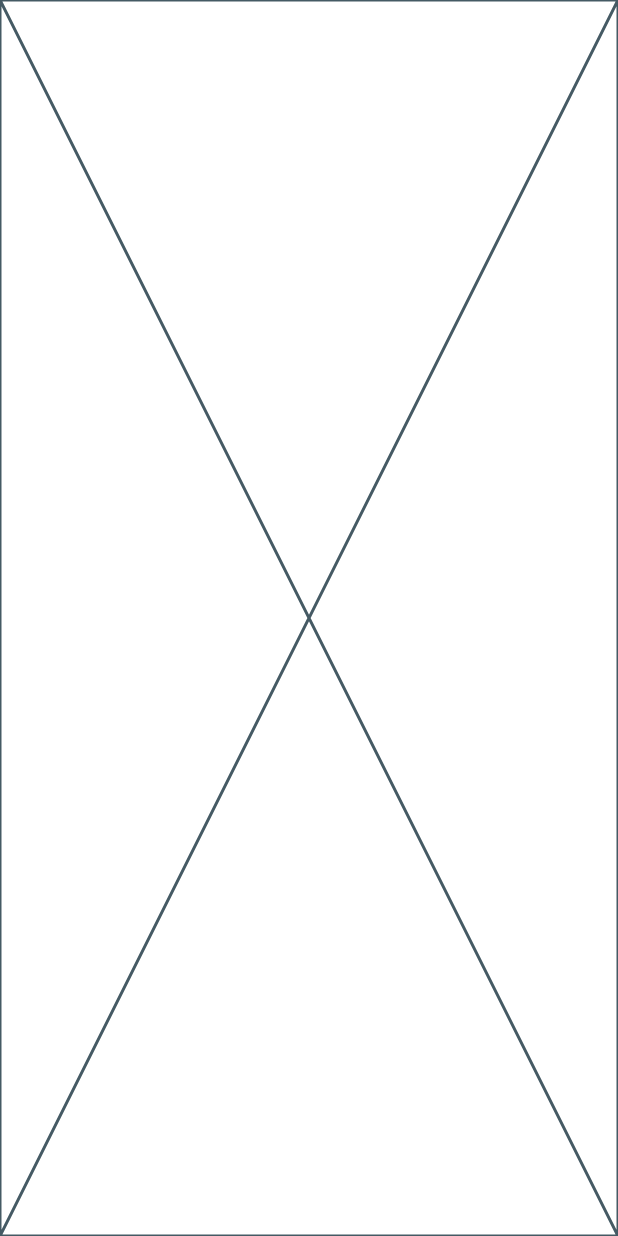
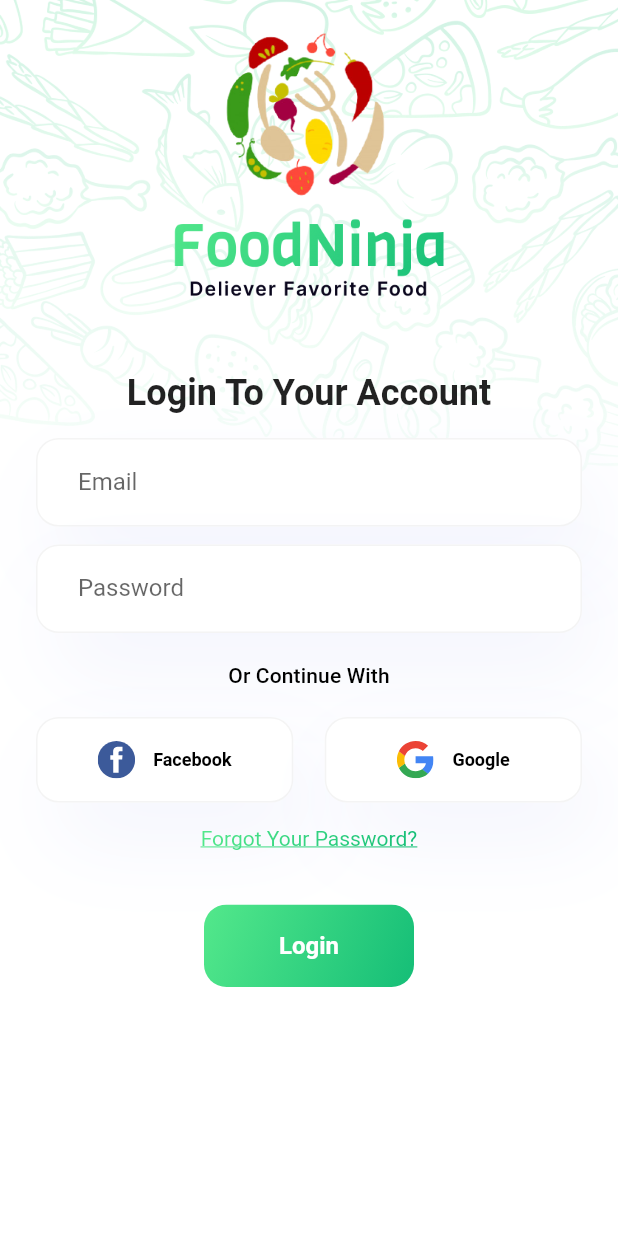
Before and after one commit to cafrias/food_ninja, a Flutter app: the screen it shows after launch, on a phone screen of 412 x 824 dp. Run offline on Flutter 3.47's test engine with Material 2 defaults, Android fonts, the phone set to English and light mode, and no system bars; our stand-ins replace flutter_svg.

Commit message:
chore: add login screen

```diff
--- a/lib/main.dart
+++ b/lib/main.dart
@@ -1,4 +1,5 @@
 import 'package:flutter/material.dart';
+import 'package:food_ninja/screens/login_in_screen.dart';
 
 void main() {
   runApp(const MyApp());
@@ -12,10 +13,15 @@ class MyApp extends StatelessWidget {
   Widget build(BuildContext context) {
     return MaterialApp(
       title: 'Flutter Demo',
-      theme: ThemeData(
-        useMaterial3: true,
+      theme: ThemeData.light().copyWith(
+        scaffoldBackgroundColor: Colors.white,
+        colorScheme: ColorScheme.fromSeed(
+          seedColor: const Color.fromRGBO(21, 190, 119, 1),
+        ),
       ),
-      home: const Placeholder(),
+      home: const Scaffold(
+        body: LogInScreen(),
+      ),
     );
   }
 }
--- /dev/null
+++ b/lib/screens/login_in_screen.dart
@@ -0,0 +1,62 @@
+import 'package:flutter/material.dart';
+import 'package:food_ninja/widgets/logo.dart';
+import 'package:food_ninja/widgets/log_in_form.dart';
+
+class LogInScreen extends StatelessWidget {
+  const LogInScreen({super.key});
+
+  @override
+  Widget build(BuildContext context) {
+    void snack(String message) {
+      ScaffoldMessenger.of(context).showSnackBar(
+        SnackBar(
+          content: Text(message),
+        ),
+      );
+    }
+
+    return Container(
+      decoration: const BoxDecoration(
+        image: DecorationImage(
+          image: AssetImage('assets/images/pattern.png'),
+          fit: BoxFit.cover,
+        ),
+      ),
+      child: ListView(
+        padding: const EdgeInsets.symmetric(horizontal: 24),
+        children: [
+          const SafeArea(child: Logo()),
+          const SizedBox(
+            height: 48,
+          ),
+          Text(
+            'Login To Your Account',
+            textAlign: TextAlign.center,
+            style: Theme.of(context).textTheme.headlineSmall!.copyWith(
+                  fontWeight: FontWeight.bold,
+                ),
+          ),
+          const SizedBox(
+            height: 16,
+          ),
+          SafeArea(
+            child: LogInForm(
+              onEmailLogin: () {
+                snack('Logging with Email');
+              },
+              onFacebookLogin: () {
+                snack('Logging with Facebook');
+              },
+              onGoogleLogin: () {
+                snack('Logging with Google');
+              },
+              onPasswordReset: () {
+                snack('Kick off reset ...');
+              },
+            ),
+          )
+        ],
+      ),
+    );
+  }
+}
--- /dev/null
+++ b/lib/styles/common_shadow.dart
@@ -0,0 +1,10 @@
+import 'package:flutter/material.dart';
+
+class CommonShadow extends BoxShadow {
+  const CommonShadow({
+    super.color = const Color.fromRGBO(90, 108, 234, 0.07),
+    super.blurRadius = 50,
+    super.spreadRadius = 0,
+    super.offset = const Offset(12, 26),
+  });
+}
--- /dev/null
+++ b/lib/styles/tokens.dart
@@ -0,0 +1,12 @@
+import 'package:flutter/material.dart';
+
+const accentGradient = LinearGradient(
+  begin: Alignment.topLeft,
+  end: Alignment.bottomRight,
+  colors: [
+    Color.fromRGBO(83, 232, 139, 1),
+    Color.fromRGBO(21, 190, 119, 1),
+  ],
+);
+
+const borderRadius = 15.0;
--- /dev/null
+++ b/lib/utils/gradient_text.dart
@@ -0,0 +1,28 @@
+import 'package:flutter/material.dart';
+
+/// Adds a Gradient to the given text.
+///
+/// Taken from [Stackoverflow](https://stackoverflow.com/a/59360135).
+class GradientText extends StatelessWidget {
+  const GradientText(
+    this.text, {
+    super.key,
+    required this.gradient,
+    this.style,
+  });
+
+  final String text;
+  final TextStyle? style;
+  final Gradient gradient;
+
+  @override
+  Widget build(BuildContext context) {
+    return ShaderMask(
+      blendMode: BlendMode.srcIn,
+      shaderCallback: (bounds) => gradient.createShader(
+        Rect.fromLTWH(0, 0, bounds.width, bounds.height),
+      ),
+      child: Text(text, style: style),
+    );
+  }
+}
--- /dev/null
+++ b/lib/widgets/food_text_field.dart
@@ -0,0 +1,47 @@
+import 'package:flutter/material.dart';
+import 'package:food_ninja/styles/common_shadow.dart';
+
+class FoodTextField extends StatelessWidget {
+  final String labelText;
+  final bool obscureText;
+  final TextInputAction textInputAction;
+  final void Function(String)? onFieldSubmitted;
+
+  const FoodTextField({
+    super.key,
+    required this.labelText,
+    this.textInputAction = TextInputAction.none,
+    this.obscureText = false,
+    this.onFieldSubmitted,
+  });
+
+  @override
+  Widget build(BuildContext context) {
+    return Container(
+      decoration: BoxDecoration(
+        borderRadius: BorderRadius.circular(15),
+        boxShadow: const [CommonShadow()],
+      ),
+      child: TextFormField(
+        textInputAction: textInputAction,
+        onFieldSubmitted: onFieldSubmitted,
+        decoration: InputDecoration(
+          filled: true,
+          fillColor: Colors.white,
+          enabledBorder: OutlineInputBorder(
+            borderRadius: BorderRadius.circular(15),
+            borderSide: const BorderSide(
+              color: Color.fromRGBO(244, 244, 244, 1),
+              width: 1,
+              strokeAlign: BorderSide.strokeAlignInside,
+              style: BorderStyle.solid,
+            ),
+          ),
+          labelText: labelText,
+          contentPadding: const EdgeInsets.only(left: 28, top: 20, bottom: 20),
+        ),
+        obscureText: obscureText,
+      ),
+    );
+  }
+}
--- /dev/null
+++ b/lib/widgets/log_in_form.dart
@@ -0,0 +1,107 @@
+import 'package:flutter/material.dart';
+import 'package:food_ninja/styles/tokens.dart';
+import 'package:food_ninja/utils/gradient_text.dart';
+import 'package:food_ninja/widgets/food_text_field.dart';
+import 'package:food_ninja/widgets/main_action_button.dart';
+import 'package:food_ninja/widgets/social_button.dart';
+
+class LogInForm extends StatefulWidget {
+  final VoidCallback onFacebookLogin;
+  final VoidCallback onGoogleLogin;
+  final VoidCallback onEmailLogin;
+  final VoidCallback onPasswordReset;
+
+  const LogInForm({
+    super.key,
+    required this.onEmailLogin,
+    required this.onGoogleLogin,
+    required this.onFacebookLogin,
+    required this.onPasswordReset,
+  });
+
+  @override
+  State<LogInForm> createState() => _LogInFormState();
+}
+
+class _LogInFormState extends State<LogInForm> {
+  final _formKey = GlobalKey<FormState>();
+
+  @override
+  Widget build(BuildContext context) {
+    return Form(
+        key: _formKey,
+        child: Column(
+          children: [
+            const FoodTextField(
+              labelText: 'Email',
+              textInputAction: TextInputAction.next,
+            ),
+            const SizedBox(
+              height: 12,
+            ),
+            FoodTextField(
+              labelText: 'Password',
+              obscureText: true,
+              textInputAction: TextInputAction.done,
+              onFieldSubmitted: (_) {
+                widget.onEmailLogin();
+              },
+            ),
+            const SizedBox(
+              height: 20,
+            ),
+            Builder(builder: (context) {
+              var theme = Theme.of(context);
+              return Text(
+                'Or Continue With',
+                textAlign: TextAlign.center,
+                style: theme.textTheme.titleSmall,
+              );
+            }),
+            const SizedBox(
+              height: 20,
+            ),
+            Row(
+              children: [
+                Expanded(
+                  child: SocialButton(
+                    'assets/images/facebook_logo.svg',
+                    label: 'Facebook',
+                    onPressed: widget.onFacebookLogin,
+                  ),
+                ),
+                const SizedBox(
+                  width: 21,
+                ),
+                Expanded(
+                  child: SocialButton(
+                    'assets/images/google_logo.svg',
+                    label: 'Google',
+                    onPressed: widget.onGoogleLogin,
+                  ),
+                ),
+              ],
+            ),
+            TextButton(
+              style: TextButton.styleFrom(
+                textStyle: const TextStyle(
+                  decoration: TextDecoration.underline,
+                ),
+              ),
+              onPressed: widget.onPasswordReset,
+              child: const GradientText(
+                'Forgot Your Password?',
+                gradient: accentGradient,
+              ),
+            ),
+            const SizedBox(
+              height: 20,
+            ),
+            MainActionButton(
+              label: 'Login',
+              onPressed: widget.onEmailLogin,
+            ),
+          ],
+        ));
+  }
+}
--- /dev/null
+++ b/lib/widgets/logo.dart
@@ -0,0 +1,14 @@
+import 'package:flutter/material.dart';
+
+class Logo extends StatelessWidget {
+  const Logo({super.key});
+
+  @override
+  Widget build(BuildContext context) {
+    return Image.asset(
+      'assets/images/logo.png',
+      width: 188,
+      height: 200,
+    );
+  }
+}
--- /dev/null
+++ b/lib/widgets/main_action_button.dart
@@ -0,0 +1,44 @@
+import 'package:flutter/material.dart';
+import 'package:food_ninja/styles/tokens.dart';
+
+class MainActionButton extends StatelessWidget {
+  final VoidCallback onPressed;
+  final String label;
+
+  const MainActionButton({
+    super.key,
+    required this.onPressed,
+    required this.label,
+  });
+
+  @override
+  Widget build(BuildContext context) {
+    return ClipRRect(
+      borderRadius: BorderRadius.circular(borderRadius),
+      child: Stack(
+        children: <Widget>[
+          Positioned.fill(
+            child: Container(
+              decoration: const BoxDecoration(
+                gradient: accentGradient,
+              ),
+            ),
+          ),
+          TextButton(
+            style: TextButton.styleFrom(
+              minimumSize: const Size(140, 1),
+              foregroundColor: Colors.white,
+              padding: const EdgeInsets.symmetric(vertical: 18),
+              textStyle: const TextStyle(
+                fontSize: 16,
+                fontWeight: FontWeight.bold,
+              ),
+            ),
+            onPressed: onPressed,
+            child: Text(label),
+          ),
+        ],
+      ),
+    );
+  }
+}
--- /dev/null
+++ b/lib/widgets/social_button.dart
@@ -0,0 +1,65 @@
+import 'package:flutter/material.dart';
+import 'package:flutter_svg/flutter_svg.dart';
+import 'package:food_ninja/styles/common_shadow.dart';
+import 'package:food_ninja/styles/tokens.dart';
+
+class SocialButton extends StatelessWidget {
+  final String svgIcon;
+  final String label;
+  final VoidCallback onPressed;
+
+  const SocialButton(
+    this.svgIcon, {
+    super.key,
+    required this.label,
+    required this.onPressed,
+  });
+
+  @override
+  Widget build(BuildContext context) {
+    return Container(
+      decoration: BoxDecoration(
+        borderRadius: BorderRadius.circular(borderRadius),
+        boxShadow: const [CommonShadow()],
+      ),
+      child: TextButton(
+          onPressed: onPressed,
+          style: ButtonStyle(
+            textStyle: MaterialStatePropertyAll(
+              Theme.of(context)
+                  .textTheme
+                  .bodySmall!
+                  .copyWith(fontWeight: FontWeight.bold),
+            ),
+            foregroundColor: const MaterialStatePropertyAll(Colors.black),
+            padding: const MaterialStatePropertyAll(
+              EdgeInsets.symmetric(horizontal: 22, vertical: 16),
+            ),
+            backgroundColor: const MaterialStatePropertyAll(Colors.white),
+            shape: MaterialStatePropertyAll(
+              RoundedRectangleBorder(
+                borderRadius: BorderRadius.circular(borderRadius),
+                side: const BorderSide(
+                  color: Color.fromRGBO(244, 244, 244, 1),
+                ),
+              ),
+            ),
+          ),
+          child: Row(
+            mainAxisAlignment: MainAxisAlignment.center,
+            children: [
+              SvgPicture.asset(
+                svgIcon,
+                width: 25,
+                height: 25,
+                excludeFromSemantics: true,
+              ),
+              const SizedBox(
+                width: 12,
+              ),
+              Text(label)
+            ],
+          )),
+    );
+  }
+}
```
Also changed, not shown: pubspec.yaml (+6 -3 lines), assets/images/facebook_logo.svg (added), assets/images/google_logo.svg (added), assets/images/logo.png (added), assets/images/pattern.png (added), pubspec.lock.
